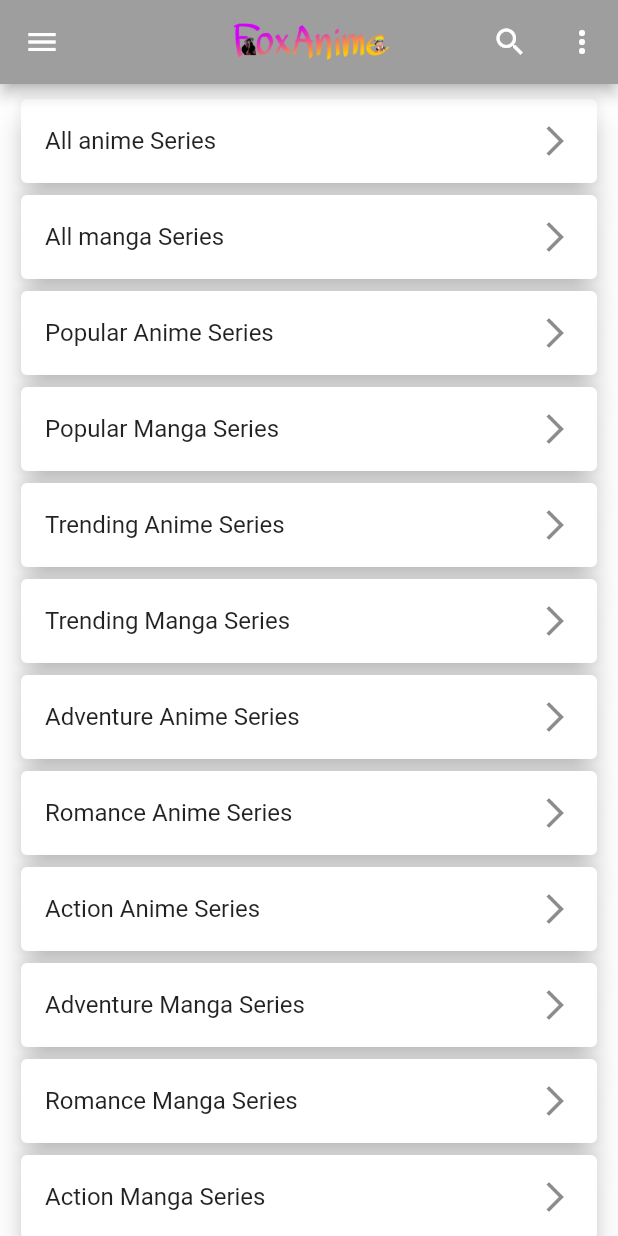
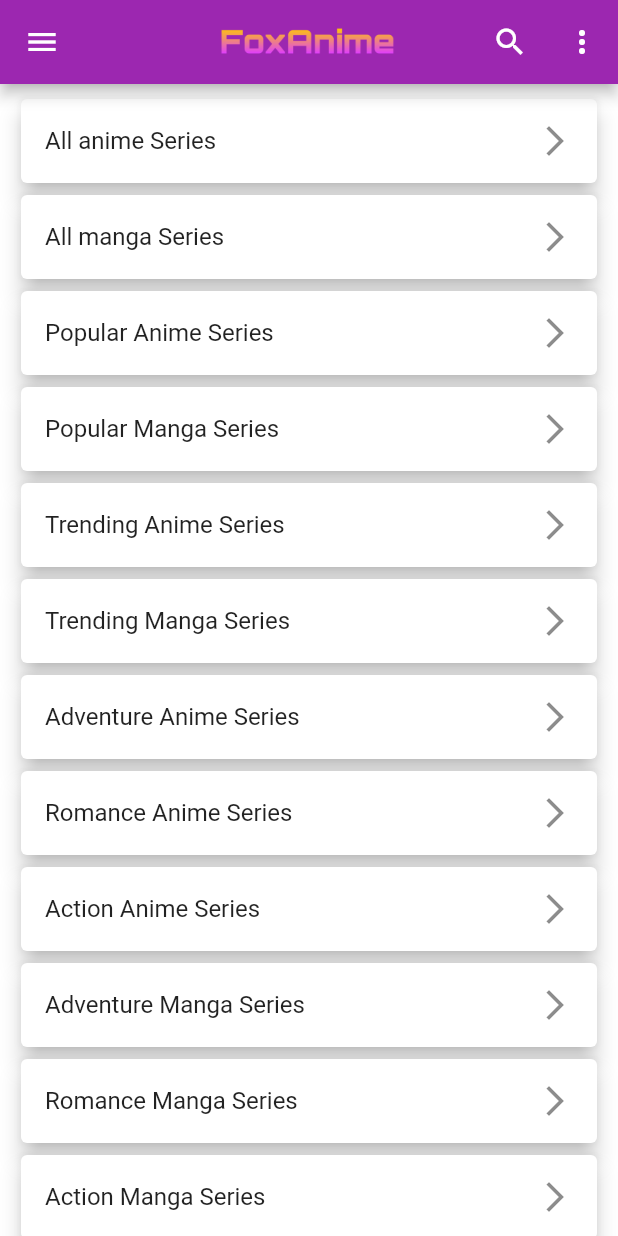
Before and after one commit to H3inAK/AnimeApp, a Flutter app: the screen it shows after launch, on a phone screen of 412 x 824 dp. Run offline on Flutter 3.47's test engine with Material 2 defaults, Android fonts, the phone set to English and light mode, and no system bars; our stand-ins replace animated_theme_switcher, flutter_rating_bar, shared_preferences.

```diff
--- a/lib/screens/home_screen.dart
+++ b/lib/screens/home_screen.dart
@@ -157,7 +157,7 @@ class _HomeScreenState extends State<HomeScreen> {
           itemCount: cardList.length,
           itemBuilder: (ctx, i) {
             return Card(
-              elevation: 8,
+              elevation: 6,
               child: ListTile(
                 onTap: () {
                   Navigator.of(context).push(
--- a/lib/screens/search_screen.dart
+++ b/lib/screens/search_screen.dart
@@ -23,7 +23,7 @@ class _SearchScreenState extends State<SearchScreen> {
   Widget build(BuildContext context) {
     return Scaffold(
       appBar: AppBar(
-        backgroundColor: Colors.transparent,
+        // backgroundColor: Colors.transparent,
         actions: [
           Container(
             margin: const EdgeInsets.symmetric(vertical: 5),
--- a/lib/themes/theme_config.dart
+++ b/lib/themes/theme_config.dart
@@ -1,7 +1,7 @@
 import 'package:flutter/material.dart';
 
 ThemeData lightTheme = ThemeData.light().copyWith(
-  primaryColor: Colors.grey,
+  primaryColor: Colors.purple,
   scaffoldBackgroundColor: Colors.white,
 );
 
```
Also changed, not shown: assets/images/foxanime.png.
